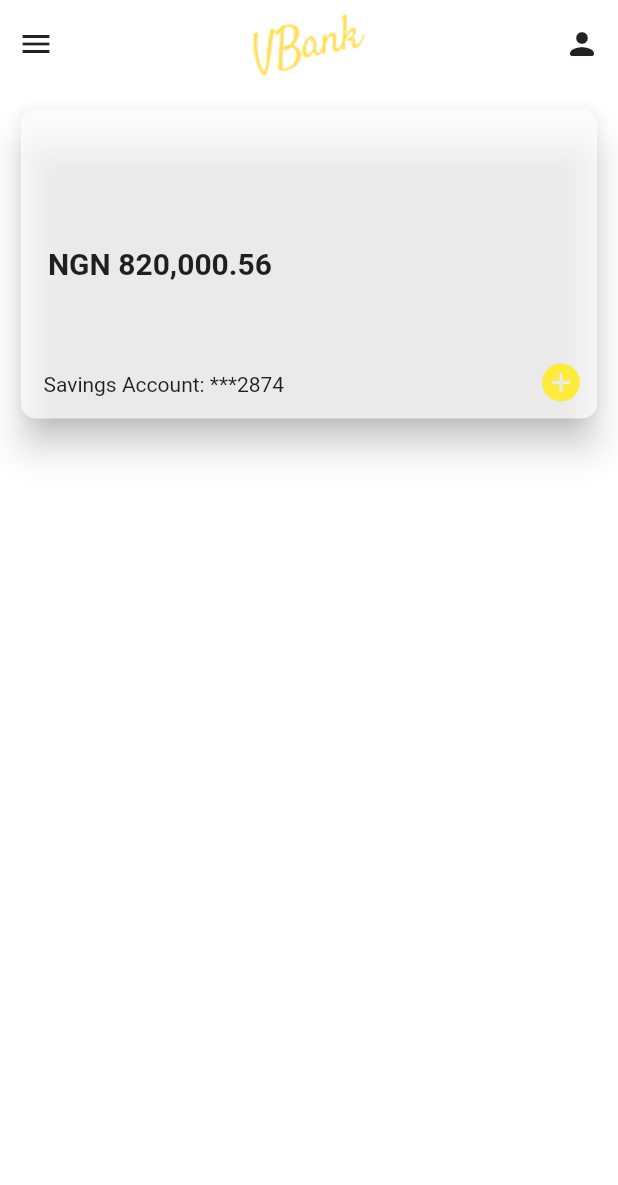
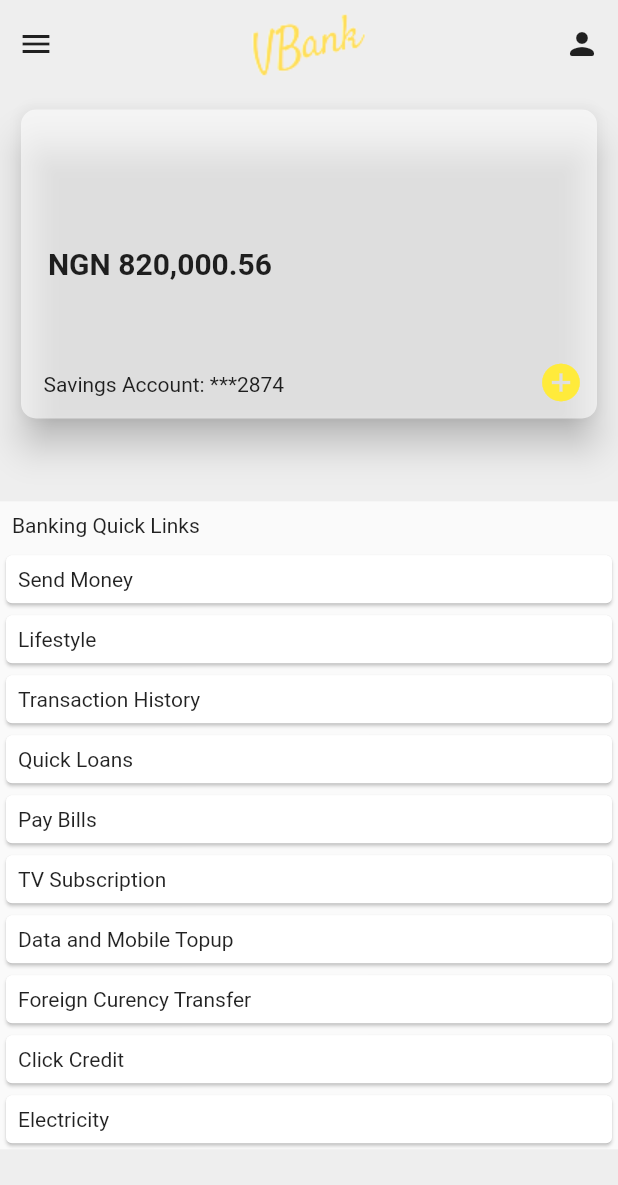
Before and after one commit to neobyte13/vbank, a Flutter app: the BankingHome screen opened directly, on a phone screen of 412 x 824 dp. Shown: the top 1185 px of the screen. Run offline on Flutter 3.47's test engine with Material 2 defaults, Android fonts, the phone set to English and light mode, and no system bars.

Commit message:
updated banking home with quick links

```diff
--- a/lib/screens/banking_home.dart
+++ b/lib/screens/banking_home.dart
@@ -11,7 +11,7 @@ class _BankingHomeState extends State<BankingHome> {
   @override
   Widget build(BuildContext context) {
     return Scaffold(
-      backgroundColor: Colors.white,
+      backgroundColor: Colors.grey[200],
       body: ListView(
         children: <Widget>[
           Row(
@@ -42,7 +42,7 @@ class _BankingHomeState extends State<BankingHome> {
                 borderRadius: BorderRadius.circular(10),
               ),
               elevation: 10,
-              color: Colors.white70,
+              color: Colors.white60,
               child: Container(
                 height: MediaQuery.of(context).size.height * 0.25,
                 width: MediaQuery.of(context).size.width * 0.75,
@@ -84,6 +84,111 @@ class _BankingHomeState extends State<BankingHome> {
               ),
             ),
           ),
+          SizedBox(height: MediaQuery.of(context).size.height * 0.05),
+          Container(
+            color: Colors.grey[50],
+            child: Column(
+              children: <Widget>[
+                Align(
+                  alignment: FractionalOffset.topLeft,
+                  child: Padding(
+                    padding: EdgeInsets.all(8.0),
+                    child: Text('Banking Quick Links'),
+                  ),
+                ),
+                Card(
+                  child: Align(
+                    alignment: FractionalOffset.bottomLeft,
+                    child: Padding(
+                      padding: EdgeInsets.all(8.0),
+                      child: Text('Send Money'),
+                    ),
+                  ),
+                ),
+                Card(
+                  child: Align(
+                    alignment: FractionalOffset.bottomLeft,
+                    child: Padding(
+                      padding: EdgeInsets.all(8.0),
+                      child: Text('Lifestyle'),
+                    ),
+                  ),
+                ),
+                Card(
+                  child: Align(
+                    alignment: FractionalOffset.bottomLeft,
+                    child: Padding(
+                      padding: EdgeInsets.all(8.0),
+                      child: Text('Transaction History'),
+                    ),
+                  ),
+                ),
+                Card(
+                  child: Align(
+                    alignment: FractionalOffset.bottomLeft,
+                    child: Padding(
+                      padding: EdgeInsets.all(8.0),
+                      child: Text('Quick Loans'),
+                    ),
+                  ),
+                ),
+                Card(
+                  child: Align(
+                    alignment: FractionalOffset.bottomLeft,
+                    child: Padding(
+                      padding: EdgeInsets.all(8.0),
+                      child: Text('Pay Bills'),
+                    ),
+                  ),
+                ),
+                Card(
+                  child: Align(
+                    alignment: FractionalOffset.bottomLeft,
+                    child: Padding(
+                      padding: EdgeInsets.all(8.0),
+                      child: Text('TV Subscription'),
+                    ),
+                  ),
+                ),
+                Card(
+                  child: Align(
+                    alignment: FractionalOffset.bottomLeft,
+                    child: Padding(
+                      padding: EdgeInsets.all(8.0),
+                      child: Text('Data and Mobile Topup'),
+                    ),
+                  ),
+                ),
+                Card(
+                  child: Align(
+                    alignment: FractionalOffset.bottomLeft,
+                    child: Padding(
+                      padding: EdgeInsets.all(8.0),
+                      child: Text('Foreign Curency Transfer'),
+                    ),
+                  ),
+                ),
+                Card(
+                  child: Align(
+                    alignment: FractionalOffset.bottomLeft,
+                    child: Padding(
+                      padding: EdgeInsets.all(8.0),
+                      child: Text('Click Credit'),
+                    ),
+                  ),
+                ),
+                Card(
+                  child: Align(
+                    alignment: FractionalOffset.bottomLeft,
+                    child: Padding(
+                      padding: EdgeInsets.all(8.0),
+                      child: Text('Electricity'),
+                    ),
+                  ),
+                ),
+              ],
+            ),
+          ),
         ],
       ),
     );
```
